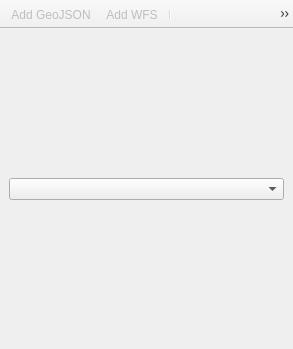
Old version of the form src/tree_panel_base.ui in the repository nextgis/nextgis_connect.
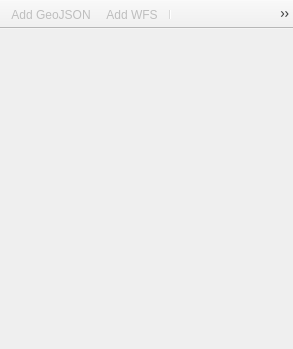
New version of the form.

The edit to the form file:
```diff
--- a/src/tree_panel_base.ui
+++ b/src/tree_panel_base.ui
@@ -18,9 +18,6 @@
     <item>
      <layout class="QVBoxLayout" name="nrw_reorces_tree_container"/>
     </item>
-    <item>
-     <widget class="QComboBox" name="cmbConnection"/>
-    </item>
    </layout>
   </widget>
   <widget class="QToolBar" name="mainToolBar">
```
